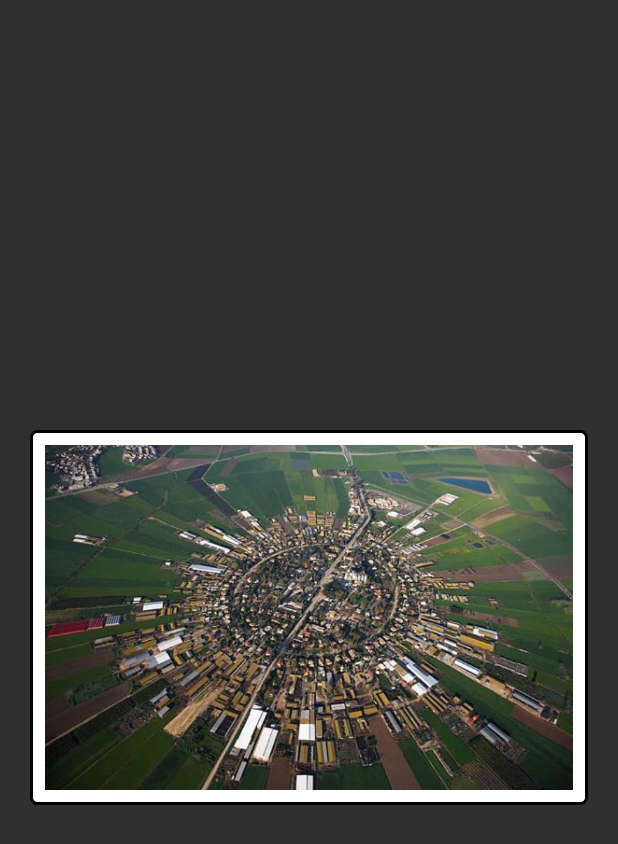
After one commit to AriGlocer2002/MesshekNahalal, an Android app: the layout viewpager_item.xml on its own in the app's theme, with its tools: preview values and no code run, on a phone screen of 412 x 824 dp. The commit adds this screen. Shown: the top 844 px of the screen. Run offline under Robolectric (Android 15) with nearby library versions, the phone set to English and light mode, and no system bars.

Commit message:
14:31 30/12/2021 last update

```diff
--- a/app/build.gradle
+++ b/app/build.gradle
@@ -41,4 +41,5 @@ dependencies {
     implementation 'com.google.android.material:material:1.0.0'
     implementation platform('com.google.firebase:firebase-bom:29.0.3')
     implementation 'com.google.firebase:firebase-analytics'
+    implementation 'com.tbuonomo:dotsindicator:4.2'
 }
--- /dev/null
+++ b/app/src/main/res/layout/viewpager_item.xml
@@ -0,0 +1,40 @@
+<?xml version="1.0" encoding="utf-8"?>
+<androidx.cardview.widget.CardView xmlns:android="http://schemas.android.com/apk/res/android"
+    xmlns:app="http://schemas.android.com/apk/res-auto"
+    xmlns:tools="http://schemas.android.com/tools"
+    android:layout_width="match_parent"
+    android:layout_height="match_parent"
+    app:cardCornerRadius="4dp"
+    android:backgroundTint="#00FFFFFF"
+    app:cardElevation="0dp">
+
+
+    <RelativeLayout
+        android:layout_width="match_parent"
+        android:layout_height="250dp"
+        android:layout_gravity="center"
+        android:layout_marginHorizontal="20dp">
+
+        <ImageView
+            android:id="@+id/vp_home_back"
+            android:layout_width="match_parent"
+            android:layout_height="match_parent"
+            android:layout_centerInParent="true"
+            android:scaleType="centerCrop"
+            app:srcCompat="@drawable/back1" />
+
+        <ImageView
+            android:id="@+id/iv_home_screen"
+            android:layout_width="match_parent"
+            android:layout_height="match_parent"
+            android:layout_centerInParent="true"
+            android:layout_margin="10dp"
+            android:scaleType="centerCrop"
+            android:src="@drawable/image_nahalal">
+
+        </ImageView>
+
+
+    </RelativeLayout>
+
+</androidx.cardview.widget.CardView>
```
Also changed, not shown: app/src/main/java/com/example/messheknahalal/HomeFragment.java (+36 -0 lines), app/src/main/java/com/example/messheknahalal/VPadapter.java (added, +59 -0 lines), app/src/main/java/com/example/messheknahalal/viewPagerItem.java (added, +10 -0 lines), app/src/main/res/drawable/ic_menu_close.xml (added, +10 -0 lines), app/src/main/res/drawable/ic_menu_open.xml (added, +10 -0 lines), app/src/main/res/drawable/ic_password.xml (added, +10 -0 lines), app/src/main/res/drawable/ic_shopping_cart.xml (added, +10 -0 lines), app/src/main/res/layout/activity_sign_up.xml (+49 -48 lines), app/src/main/res/layout/fragment_home.xml (+35 -5 lines), app/src/main/res/drawable-v24/background_img.jpeg (added), app/src/main/res/drawable-v24/vegetables_pic.jpeg (added), app/src/main/res/drawable/bees_pic.jpeg (added), app/src/main/res/drawable/gan_yarak.jpeg (added), app/src/main/res/drawable/image_nahalal.jpg (added), 1 more files, 1 other file.
